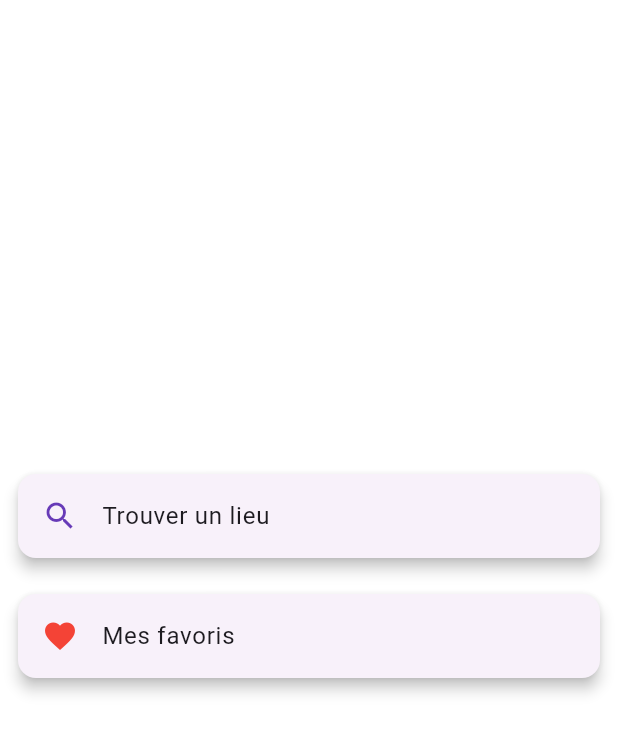
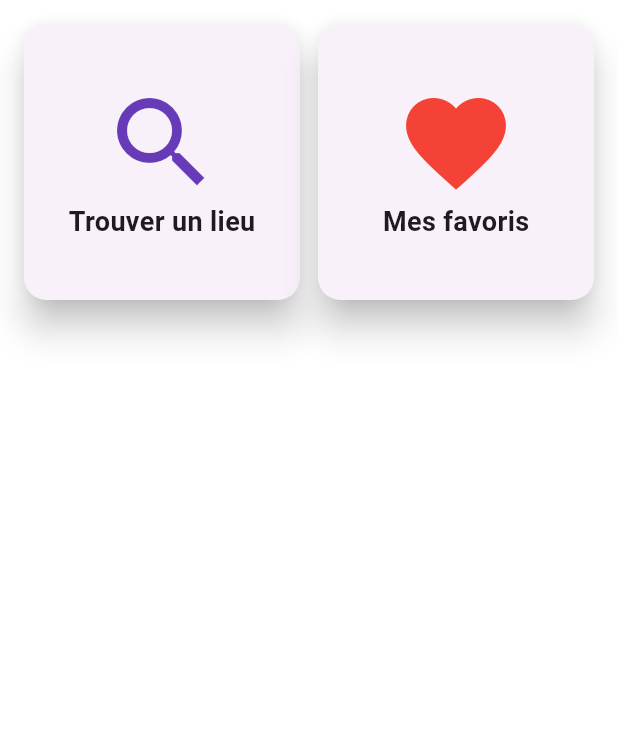
Before and after one commit to maximeaumont/FlutterProject, a Flutter app: the screen it shows after launch, on a phone screen of 412 x 824 dp, the part 84-839 px from its top. Run offline on Flutter 3.47's test engine with Material 3 defaults, Android fonts, the phone set to English and light mode, and no system bars; our stand-ins replace flutter_map, latlong2, shared_preferences.

Commit message:
Improve UI home & favorite page

```diff
--- a/lib/main.dart
+++ b/lib/main.dart
@@ -12,6 +12,7 @@ class MyApp extends StatelessWidget {
   Widget build(BuildContext context) {
     return MaterialApp(
       title: 'SportSpot Angers',
+      debugShowCheckedModeBanner: false,
       theme: ThemeData(
         colorScheme: ColorScheme.fromSeed(seedColor: Colors.deepPurple),
         useMaterial3: true,
--- a/lib/ui/screens/home.dart
+++ b/lib/ui/screens/home.dart
@@ -13,34 +13,46 @@ class Home extends StatelessWidget {
       ),
       body: Container(
         color: Colors.white,
-        child: Center(
-          child: Column(
-            mainAxisAlignment: MainAxisAlignment.center,
-            children: <Widget>[
-              Card(
-                elevation: 4,
-                margin: const EdgeInsets.all(12.0),
-                child: ListTile(
-                  leading: const Icon(Icons.search, color: Colors.deepPurple),
-                  title: const Text('Trouver un lieu'),
-                  onTap: () {
-                    Navigator.pushNamed(context, '/search_sport_venue'); // Rediriger vers l'écran "Trouver un lieu"
-                  },
-                ),
-              ),
-              Card(
-                elevation: 4,
-                margin: const EdgeInsets.all(12.0),
-                child: ListTile(
-                  leading: const Icon(Icons.favorite, color: Colors.red),
-                  title: const Text('Mes favoris'),
-                  onTap: () {
-                    Navigator.pushNamed(context, '/my_favorites'); // Rediriger vers l'écran "Mes favoris"
-                  },
-                ),
-              ),
-            ],
-          ),
+        padding: const EdgeInsets.all(8.0),
+        child: GridView.count(
+          crossAxisCount: 2,
+          childAspectRatio: 1.0,
+          padding: const EdgeInsets.all(4.0),
+          mainAxisSpacing: 4.0,
+          crossAxisSpacing: 4.0,
+          children: <Widget>[
+            _buildCard(
+              icon: Icons.search,
+              color: Colors.deepPurple,
+              title: 'Trouver un lieu',
+              onTap: () => Navigator.pushNamed(context, '/search_sport_venue'),
+            ),
+            _buildCard(
+              icon: Icons.favorite,
+              color: Colors.red,
+              title: 'Mes favoris',
+              onTap: () => Navigator.pushNamed(context, '/my_favorites'),
+            ),
+          ],
+        ),
+      ),
+    );
+  }
+
+  Widget _buildCard({required IconData icon, required Color color, required String title, required VoidCallback onTap}) {
+    return Card(
+      shape: RoundedRectangleBorder(
+        borderRadius: BorderRadius.circular(15.0),
+      ),
+      elevation: 10,
+      child: InkWell(
+        onTap: onTap,
+        child: Column(
+          mainAxisAlignment: MainAxisAlignment.center,
+          children: <Widget>[
+            Icon(icon, size: 80.0, color: color),
+            Text(title, style: const TextStyle(fontSize: 18.0, fontWeight: FontWeight.bold)),
+          ],
         ),
       ),
     );
```
Also changed, not shown: lib/ui/screens/my_favorites.dart (+28 -10 lines), lib/views/sport_venue_map_view.dart (+23 -11 lines).
